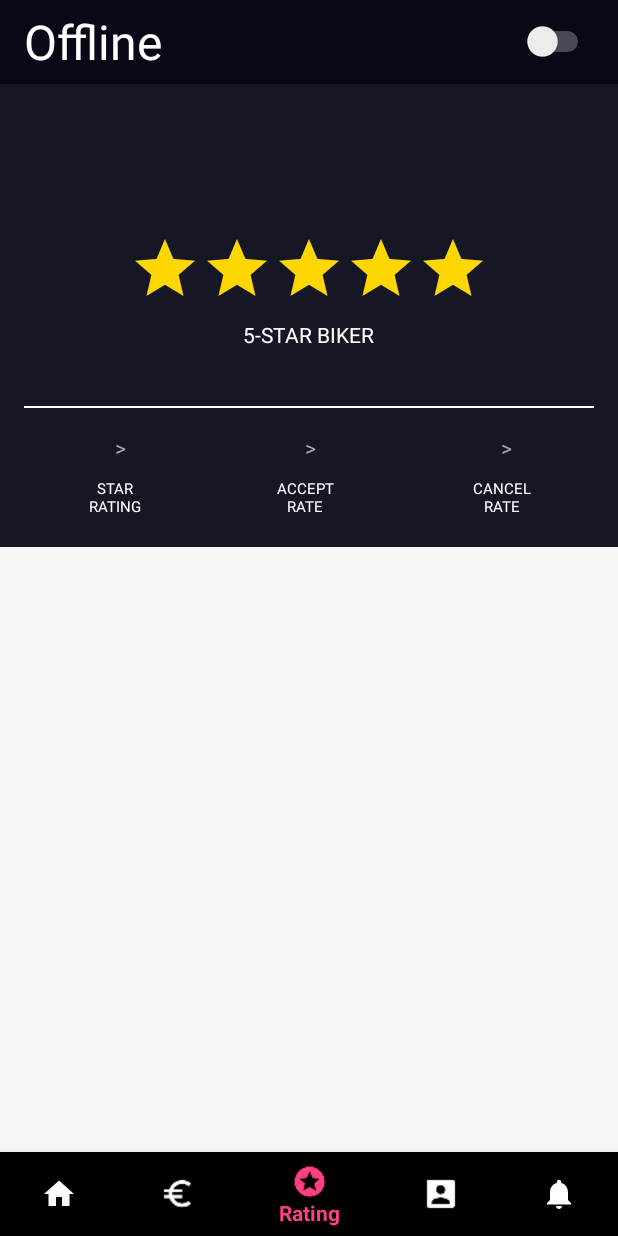
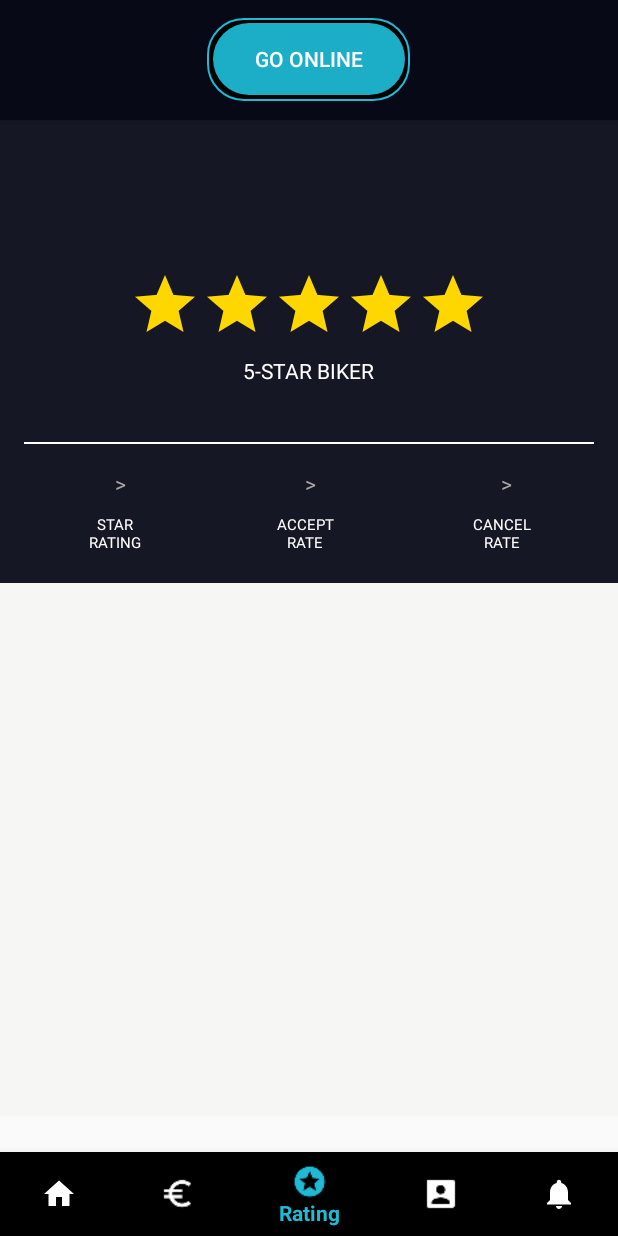
Before and after one commit to MuhammadElsayed96/ByBike-Rider, an Android app: the MainActivity screen opened directly, with no data from a screen before it, item 3 of the bottom bar chosen, on a phone screen of 412 x 824 dp. Run offline under Robolectric (Android 15) with nearby library versions, the phone set to English and light mode, and no system bars; our stand-ins replace Firebase (no records; nobody signed in at launch, a user with empty details on screens opened directly); libraries missing offline, so code that uses them is left out: com.mikhaellopez.circularimageview, me.grantland.widget, q.rorbin.badgeview; plain views replace AutofitTextView, MaterialRatingBar; 3 statements that could not run were skipped.

Commit message:
Editing the Online/Offline mechanism.

```diff
--- a/app/src/main/AndroidManifest.xml
+++ b/app/src/main/AndroidManifest.xml
@@ -5,6 +5,7 @@
     <uses-permission android:name="android.permission.ACCESS_COARSE_LOCATION" />
     <uses-permission android:name="android.permission.ACCESS_FINE_LOCATION" />
     <uses-permission android:name="android.permission.INTERNET" />
+    <uses-permission android:name="android.permission.VIBRATE" />
 
     <application
         android:allowBackup="true"
--- a/app/src/main/java/com/muhammadelsayed/bybike_rider/Firebase/OrdersAdapter.java
+++ b/app/src/main/java/com/muhammadelsayed/bybike_rider/Firebase/OrdersAdapter.java
@@ -8,9 +8,7 @@ import android.view.Gravity;
 import android.view.LayoutInflater;
 import android.view.View;
 import android.view.ViewGroup;
-import android.widget.ArrayAdapter;
 import android.widget.BaseAdapter;
-import android.widget.Button;
 import android.widget.TextView;
 
 import com.ebanx.swipebtn.OnActiveListener;
--- a/app/src/main/java/com/muhammadelsayed/bybike_rider/Fragments/LoginFragment.java
+++ b/app/src/main/java/com/muhammadelsayed/bybike_rider/Fragments/LoginFragment.java
@@ -115,7 +115,7 @@ public class LoginFragment extends Fragment implements View.OnClickListener {
                 if (checkValidation()) {
                     final ProgressDialog progressDialog = new ProgressDialog(getActivity(), R.style.ProgressDialogTheme);
                     progressDialog.setMessage("Authenticating...");
-                    progressDialog.setCancelable(true);
+                    progressDialog.setCancelable(false);
                     progressDialog.show();
 
 
--- a/app/src/main/java/com/muhammadelsayed/bybike_rider/MainActivity.java
+++ b/app/src/main/java/com/muhammadelsayed/bybike_rider/MainActivity.java
@@ -1,11 +1,14 @@
 package com.muhammadelsayed.bybike_rider;
 
 import android.annotation.SuppressLint;
+import android.annotation.TargetApi;
+import android.content.Context;
+import android.content.res.ColorStateList;
 import android.os.Build;
 import android.os.Bundle;
+import android.os.Vibrator;
 import android.support.annotation.NonNull;
 import android.support.annotation.Nullable;
-import android.support.annotation.RequiresApi;
 import android.support.design.internal.BottomNavigationItemView;
 import android.support.design.internal.BottomNavigationMenuView;
 import android.support.design.widget.BottomNavigationView;
@@ -14,8 +17,8 @@ import android.support.v7.app.ActionBar;
 import android.support.v7.app.AppCompatActivity;
 import android.view.Gravity;
 import android.view.MenuItem;
-import android.widget.CompoundButton;
-import android.widget.Switch;
+import android.view.View;
+import android.widget.Button;
 import android.widget.TextView;
 import android.widget.Toast;
 
@@ -24,7 +27,6 @@ import com.google.firebase.database.DataSnapshot;
 import com.google.firebase.database.DatabaseError;
 import com.google.firebase.database.DatabaseReference;
 import com.google.firebase.database.FirebaseDatabase;
-import com.google.firebase.database.ValueEventListener;
 import com.muhammadelsayed.bybike_rider.Fragments.AccountFragment;
 import com.muhammadelsayed.bybike_rider.Fragments.EarningsFragment;
 import com.muhammadelsayed.bybike_rider.Fragments.HomeFragment;
@@ -45,20 +47,25 @@ public class MainActivity extends AppCompatActivity {
     private static final String TAG_FRAGMENT_RATING = "tag_frag_rating";
     private static final String TAG_FRAGMENT_ACCOUNT = "tag_frag_account";
     private static final String TAG_FRAGMENT_REQUESTS = "tag_frag_request";
+
     private static final int INT_FRAGMENTS_COUNT = 4;
+    private static final int TIME_OF_VIBRATION = 100;
     private static final int INT_FRAGMENT_HOME_POS = 0;
     private static final int INT_FRAGMENT_EARNINGS_POS = 1;
     private static final int INT_FRAGMENT_RATING_POS = 2;
     private static final int INT_FRAGMENT_ACCOUNT_POS = 3;
     private static final int INT_FRAGMENT_REQUESTS_POS = 4;
-
-    private Switch mActionbarSwitch;
+    private static final int BUTTON_STATUS_ONLINE = 1;
+    private static final int BUTTON_STATUS_OFFLINE = 0;
+    private static int buttonStatus = BUTTON_STATUS_OFFLINE;
+    private Button mActionbarButton;
     private ActionBar mActionBar;
     public static BottomNavigationView mBottomNavigation;
     private Toast mStateToast;
     private TextView mTvState;
     private DatabaseReference mOrdersRef;
     private QBadgeView badgeView;
+    private Vibrator vibe;
 
     private List<Fragment> mFragmentsList = new ArrayList<>(INT_FRAGMENTS_COUNT);
 
@@ -87,32 +94,37 @@ public class MainActivity extends AppCompatActivity {
             return false;
         }
     };
-    private Switch.OnCheckedChangeListener mOnCheckedChangeListener = new CompoundButton.OnCheckedChangeListener() {
+    private Button.OnClickListener mOnCheckedChangeListener = new View.OnClickListener() {
+        @TargetApi(Build.VERSION_CODES.LOLLIPOP)
         @Override
-        public void onCheckedChanged(CompoundButton buttonView, boolean isChecked) {
-
-            if (isChecked) {
-                if (mStateToast != null)
-                    mStateToast.cancel();
-                mTvState.setText(getResources().getString(R.string.state_online));
+        public void onClick(View v) {
+            if (buttonStatus == BUTTON_STATUS_OFFLINE) {
+                buttonStatus = BUTTON_STATUS_ONLINE;
+                mActionbarButton.setText("GO OFFLINE");
+                vibe.vibrate(TIME_OF_VIBRATION);
+                //mActionbarButton.setBackgroundTintList(getApplicationContext().getResources().getColorStateList(R.color.offline));
+                mActionbarButton.setBackgroundTintList(ColorStateList.valueOf(getResources().getColor(R.color.offline)));
                 mStateToast = Toast.makeText(getApplicationContext(), getString(R.string.state_online), Toast.LENGTH_SHORT);
                 mStateToast.show();
             } else {
-                if (mStateToast != null)
-                    mStateToast.cancel();
-                mTvState.setText(getResources().getString(R.string.state_offline));
+                buttonStatus = BUTTON_STATUS_OFFLINE;
+                mActionbarButton.setText("GO ONLINE");
+                vibe.vibrate(TIME_OF_VIBRATION);
                 mStateToast = Toast.makeText(getApplicationContext(), getString(R.string.state_offline), Toast.LENGTH_SHORT);
+                //mActionbarButton.setBackgroundTintList(getApplicationContext().getResources().getColorStateList(R.color.colorAccent));
+                mActionbarButton.setBackgroundTintList(ColorStateList.valueOf(getResources().getColor(R.color.colorAccent)));
                 mStateToast.show();
             }
         }
     };
 
 
-    @RequiresApi(api = Build.VERSION_CODES.JELLY_BEAN_MR2)
     @Override
     protected void onCreate(Bundle savedInstanceState) {
         super.onCreate(savedInstanceState);
         setContentView(R.layout.activity_main);
+
+        vibe = (Vibrator) getSystemService(Context.VIBRATOR_SERVICE);
 
         mBottomNavigation = findViewById(R.id.bottom_navigation_view);
         mBottomNavigation.getMenu().getItem(0).setChecked(true);
@@ -126,10 +138,9 @@ public class MainActivity extends AppCompatActivity {
         mActionBar.setCustomView(R.layout.switch_layout);
         mActionBar.setDisplayOptions(ActionBar.DISPLAY_SHOW_CUSTOM);
 
-        mTvState = findViewById(R.id.tv_state);
 
-        mActionbarSwitch = findViewById(R.id.switch_actionbar);
-        mActionbarSwitch.setOnCheckedChangeListener(mOnCheckedChangeListener);
+        mActionbarButton = findViewById(R.id.button_actionbar);
+        mActionbarButton.setOnClickListener(mOnCheckedChangeListener);
 
 
         mOrdersRef = FirebaseDatabase.getInstance().getReference("orders");
--- /dev/null
+++ b/app/src/main/res/drawable/border_for_button.xml
@@ -0,0 +1,16 @@
+<?xml version="1.0" encoding="utf-8"?>
+<shape xmlns:android="http://schemas.android.com/apk/res/android"
+    android:shape="rectangle">
+    <gradient
+        android:angle="270"
+        android:endColor="#000"
+        android:startColor="#000" />
+    <corners
+        android:bottomLeftRadius="24dp"
+        android:bottomRightRadius="24dp"
+        android:topLeftRadius="24dp"
+        android:topRightRadius="24dp" />
+    <stroke
+        android:width="2px"
+        android:color="#1fbad6" />
+</shape>
--- /dev/null
+++ b/app/src/main/res/drawable/offline_button.xml
@@ -0,0 +1,5 @@
+<?xml version="1.0" encoding="utf-8"?>
+<selector xmlns:android="http://schemas.android.com/apk/res/android" >
+    <item
+        android:color="#ff5252" />
+</selector>
--- /dev/null
+++ b/app/src/main/res/drawable/round_button.xml
@@ -0,0 +1,10 @@
+<?xml version="1.0" encoding="utf-8"?>
+<shape xmlns:android="http://schemas.android.com/apk/res/android"
+    android:shape="rectangle">
+    <solid android:color="#eeffffff" />
+    <corners
+        android:bottomLeftRadius="24dp"
+        android:bottomRightRadius="24dp"
+        android:topLeftRadius="24dp"
+        android:topRightRadius="24dp" />
+</shape>
--- a/app/src/main/res/layout/simple_requests_list_view.xml
+++ b/app/src/main/res/layout/simple_requests_list_view.xml
@@ -4,18 +4,20 @@
     xmlns:tools="http://schemas.android.com/tools"
     android:layout_width="match_parent"
     android:layout_height="match_parent"
+    android:background="#e2e2e3"
     tools:context="com.muhammadelsayed.bybike_rider.Fragments.RequestsFragment">
 
     <ListView
         android:id="@+id/simpleListView"
         android:layout_width="match_parent"
         android:layout_height="match_parent"
-        android:divider="@color/colorAccent"
-        android:dividerHeight="1dp"
+        android:background="#fcfcfb"
+        android:divider="@android:color/transparent"
+        android:dividerHeight="10.0sp"
         app:layout_constraintLeft_toLeftOf="parent"
         app:layout_constraintRight_toRightOf="parent"
         app:layout_constraintTop_toBottomOf="parent"
-        app:layout_constraintTop_toTopOf="parent"/>
+        app:layout_constraintTop_toTopOf="parent" />
 
 
 </android.support.constraint.ConstraintLayout>
--- a/app/src/main/res/layout/switch_layout.xml
+++ b/app/src/main/res/layout/switch_layout.xml
@@ -3,23 +3,29 @@
     xmlns:app="http://schemas.android.com/apk/res-auto"
     android:layout_width="match_parent"
     android:layout_height="wrap_content"
-    android:orientation="horizontal">
+    android:orientation="horizontal"
+    android:padding="12dp">
 
-    <TextView
-        android:id="@+id/tv_state"
-        android:layout_width="wrap_content"
-        android:layout_height="wrap_content"
-        android:fontFamily="sans-serif"
-        android:text="@string/state_offline"
-        android:textColor="@android:color/white"
-        android:textSize="32sp" />
+    <FrameLayout
+        android:layout_width="match_parent"
+        android:layout_height="match_parent"
+        app:layout_constraintLeft_toLeftOf="parent"
+        app:layout_constraintRight_toRightOf="parent">
 
-    <Switch
-        android:id="@+id/switch_actionbar"
-        android:layout_width="wrap_content"
-        android:layout_height="wrap_content"
-        app:layout_constraintBottom_toBottomOf="parent"
-        app:layout_constraintRight_toRightOf="parent"
-        app:layout_constraintTop_toTopOf="parent" />
+        <Button
+            android:layout_width="135dp"
+            android:layout_height="55dp"
+            android:layout_gravity="center"
+            android:background="@drawable/border_for_button" />
 
+        <Button
+            android:id="@+id/button_actionbar"
+            android:layout_width="128dp"
+            android:layout_height="wrap_content"
+            android:layout_gravity="center"
+            android:background="@drawable/round_button"
+            android:backgroundTint="@color/colorAccent"
+            android:text="Go Online"
+            android:textColor="@color/white" />
+    </FrameLayout>
 </android.support.constraint.ConstraintLayout>
--- a/app/src/main/res/values/colors.xml
+++ b/app/src/main/res/values/colors.xml
@@ -2,7 +2,7 @@
 <resources>
     <color name="colorPrimary">#080917</color>
     <color name="colorPrimaryDark">#000</color>
-    <color name="colorAccent">#FF4081</color>
+    <color name="colorAccent">#1fbad6</color>
 
 
     <color name="navigation_bar_item_bg">#000000</color>
@@ -12,4 +12,5 @@
     <color name="white_greyish">#EEEEEE</color>
     <color name="background_color">#ffffff</color>
     <color name="ET_Background_tint">#49a3bb</color>
+    <color name="offline">#ff5252</color>
 </resources>
--- a/app/src/main/res/values/styles.xml
+++ b/app/src/main/res/values/styles.xml
@@ -6,6 +6,7 @@
         <item name="colorPrimary">@color/colorPrimary</item>
         <item name="colorPrimaryDark">@color/colorPrimaryDark</item>
         <item name="colorAccent">@color/colorAccent</item>
+        <item name="actionBarSize">80dp</item>
     </style>
 
 
```
